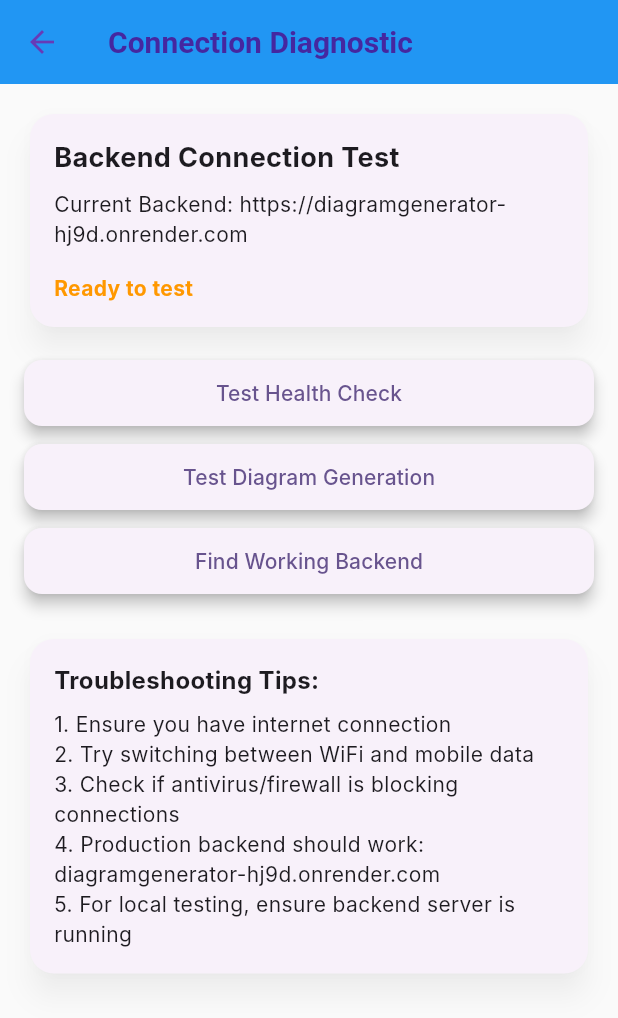
After one commit to IzzaTech-Hub/Ai-powered-Diagram-and-Content-Generator, a Flutter app: the screen it shows once a user with an empty profile is signed in, scrolled down 334 dp, after a tap on the "network check" icon, on a phone screen of 412 x 824 dp. The commit adds this screen. Shown: the top 1018 px of the screen. Run offline on Flutter 3.47's test engine with Material 3 defaults, Android fonts, the phone set to English and light mode, and no system bars; our stand-ins replace cloud_firestore, firebase_auth, firebase_core, flutter_svg, google_fonts, pdf and 2 more; missing offline and left inert: dart:html; accounts and stored records are empty; network calls fail; Roboto replaces fonts that are missing (Inter).

Commit message:
final commit

```diff
--- a/lib/main.dart
+++ b/lib/main.dart
@@ -3,6 +3,7 @@ import 'package:flutter/material.dart';
 import 'package:firebase_core/firebase_core.dart';
 import 'package:firebase_auth/firebase_auth.dart';
 import 'package:my_flutter_app/screens/login_screen.dart';
+import 'package:my_flutter_app/widgets/connection_test_widget.dart';
 import 'screens/content_generator_screen.dart';
 import 'screens/document_generator_screen.dart';
 import 'constants/app_theme.dart';
@@ -73,6 +74,18 @@ class _MainNavigationScreenState extends State<MainNavigationScreen> {
         title: const Text('AI Content Generator Pro'),
         actions: [
           IconButton(
+            icon: const Icon(Icons.network_check),
+            onPressed: () {
+              Navigator.push(
+                context,
+                MaterialPageRoute(
+                  builder: (context) => const ConnectionTestWidget(),
+                ),
+              );
+            },
+            tooltip: 'Test Connection',
+          ),
+          IconButton(
             icon: const Icon(Icons.logout),
             onPressed: () async {
               await FirebaseAuth.instance.signOut();
--- a/lib/services/api_service.dart
+++ b/lib/services/api_service.dart
@@ -8,84 +8,127 @@ import '../models/napkin_template.dart';
 import '../widgets/mind_map_template_selector.dart';
 
 class ApiService {
-  // Production and development URLs to try
+  // Backend URLs prioritized for production APK distribution
   static final List<String> _possibleUrls = [
-    'https://diagramgenerator-hj9d.onrender.com', // Production backend - prioritize production
-    'http://127.0.0.1:5000', // Local development
-    'http://localhost:5000', // Local development
-    'http://192.168.100.7:5000', // Network IP from current logs
-    'http://10.0.2.2:5000', // Android emulator
+    'https://diagramgenerator-hj9d.onrender.com', // Production - REQUIRED for APK
+    'https://your-app.railway.app', // Alternative production
+    'http://127.0.0.1:5000', // Local development only
+    'http://10.0.2.2:5000', // Android emulator only
+    'http://localhost:5000', // Local development alternative
   ];
 
   static String _baseUrl =
-      'https://diagramgenerator-hj9d.onrender.com'; // Production backend first
+      'https://diagramgenerator-hj9d.onrender.com'; // Production first for APK
 
-  // Initialize API service
+  // Initialize API service with connection test
   static void initialize() {
-    print('API Service initialized with endpoint: $_baseUrl');
+    print('🚀 API Service initialized with endpoint: $_baseUrl');
+    print('🔍 Testing connection...');
+
+    // Test connection in background
+    _testConnectionInBackground();
+  }
+
+  static void _testConnectionInBackground() async {
+    try {
+      final response = await http
+          .get(Uri.parse('$_baseUrl/health'))
+          .timeout(const Duration(seconds: 5));
+
+      if (response.statusCode == 200) {
+        final healthData = json.decode(response.body);
+        print('✅ Connected to backend successfully');
+        print('🤖 AI service status: ${healthData['groq_client']}');
+      } else {
+        print('⚠️ Backend responded with status: ${response.statusCode}');
+        findWorkingBackend();
+      }
+    } catch (e) {
+      print('🔄 Initial connection failed, will try alternatives when needed');
+      print('💡 Error: ${e.toString().substring(0, 100)}...');
+    }
   }
 
   // Get the current base URL
   static String get baseUrl => _baseUrl;
 
-  // Find working backend URL
+  // Find working backend URL with better error handling
   static Future<String?> findWorkingBackend() async {
+    print('🔍 Searching for working backend...');
+
     for (String url in _possibleUrls) {
       try {
+        print('🔗 Trying: $url');
         final response = await http
             .get(Uri.parse('$url/health'))
-            .timeout(const Duration(seconds: 3));
+            .timeout(const Duration(seconds: 5));
 
         if (response.statusCode == 200) {
-          print('Found working backend at: $url');
+          final healthData = json.decode(response.body);
+          print('✅ Found working backend at: $url');
+          print('📊 Server status: ${healthData['status']}');
+          print('🤖 AI service: ${healthData['groq_client']}');
           _baseUrl = url;
           return url;
+        } else {
+          print('❌ $url returned status: ${response.statusCode}');
         }
       } catch (e) {
-        print('Failed to connect to $url: $e');
+        print('💥 Failed to connect to $url: ${e.toString().substring(0, 100)}...');
       }
     }
+
+    print('🔴 No working backend found!');
     return null;
   }
 
   Future<bool> checkBackendHealth() async {
+    print('🏥 Checking backend health at: $_baseUrl');
+
     try {
       // First try current URL
       final response = await http
           .get(Uri.parse('$_baseUrl/health'))
-          .timeout(const Duration(seconds: 5));
+          .timeout(const Duration(seconds: 8));
 
       if (response.statusCode == 200) {
-        print('Backend health check successful at $_baseUrl');
+        final healthData = json.decode(response.body);
+        print('✅ Backend health check successful at $_baseUrl');
+        print('📊 Status: ${healthData['status']}');
+        print('🤖 AI service: ${healthData['groq_client']}');
+        print('⏰ Server time: ${healthData['timestamp']}');
         return true;
       } else {
-        print('Backend health check returned status: ${response.statusCode}');
+        print('⚠️ Backend health check returned status: ${response.statusCode}');
         // Try to find working backend
         final workingUrl = await findWorkingBackend();
         return workingUrl != null;
       }
     } catch (e) {
-      print('Backend health check failed: $e');
+      print('💥 Backend health check failed: ${e.toString()}');
 
       // Provide specific guidance based on error type
-      if (e.toString().contains('Connection refused') || e.toString().contains('Failed host lookup')) {
-        print('Local backend server is not running. To start it:');
-        print('1. Open terminal and navigate to backend/ directory');
-        print('2. Run: pip install -r requirements.txt');
-        print('3. Set GROQ_API_KEY environment variable');
-        print('4. Run: python app.py');
+      if (e.toString().contains('Connection refused') ||
+          e.toString().contains('Failed host lookup') ||
+          e.toString().contains('SocketException')) {
+        print('🔌 Network connection issue detected');
+        print('💡 Trying alternative backends...');
       } else if (e.toString().contains('timeout')) {
-        print('Backend request timed out. The server might be overloaded.');
+        print('⏰ Backend request timed out - server might be overloaded');
+        print('💡 Trying alternative backends...');
+      } else {
+        print('🔧 Unknown connection error: ${e.toString()}');
       }
 
       // Try to find working backend
       final workingUrl = await findWorkingBackend();
       if (workingUrl != null) {
-        print('Found alternative backend at: $workingUrl');
+        print('🎯 Successfully switched to alternative backend: $workingUrl');
         return true;
+      } else {
+        print('🔴 All backends are unreachable');
+        return false;
       }
-
-      return false;
     }
   }
 
@@ -241,26 +284,75 @@ class ApiService {
     required String userInput,
     required NapkinTemplate napkinTemplate,
   }) async {
+    print('🎨 Generating diagram: ${napkinTemplate.napkinType} for "$userInput"');
+    print('🔗 Using backend: $_baseUrl');
+
     try {
+      final requestData = {
+        'userInput': userInput,
+        'napkinTemplate': napkinTemplate.toJson(),
+      };
+
+      print('📤 Sending request to: $_baseUrl/generate_napkin_diagram');
+      print('📊 Request payload: ${json.encode(requestData).substring(0, 100)}...');
+
       final response = await http
           .post(
             Uri.parse('$_baseUrl/generate_napkin_diagram'),
-            headers: {'Content-Type': 'application/json'},
-            body: json.encode({
-              'userInput': userInput,
-              'napkinTemplate': napkinTemplate.toJson(),
-            }),
+            headers: {
+              'Content-Type': 'application/json',
+              'Accept': 'application/json',
+            },
+            body: json.encode(requestData),
           )
           .timeout(const Duration(seconds: 120));
 
+      print('📥 Response status: ${response.statusCode}');
+      print('📏 Response size: ${response.body.length} chars');
+
       if (response.statusCode == 200) {
         final Map<String, dynamic> responseData = json.decode(response.body);
+        print('✅ Diagram generated successfully');
+        print('🎯 Content type: ${responseData['isDiagram'] ? 'SVG Diagram' : 'Text Content'}');
         return GeneratedContent.fromJson(responseData);
       } else {
-        throw Exception('Error from backend: ${response.statusCode}');
+        print('❌ Backend error: ${response.statusCode}');
+        print('📄 Error response: ${response.body.substring(0, 200)}...');
+
+        // Try alternative backend
+        print('🔄 Trying alternative backend...');
+        final workingUrl = await findWorkingBackend();
+        if (workingUrl != null && workingUrl != _baseUrl) {
+          print('🎯 Retrying with: $workingUrl');
+          return generateNapkinDiagram(
+            userInput: userInput,
+            napkinTemplate: napkinTemplate,
+          );
+        }
+
+        throw Exception('Backend error: ${response.statusCode} - ${response.body}');
       }
     } catch (e) {
-      throw Exception('Connection error: $e');
+      print('💥 Connection error: ${e.toString()}');
+
+      if (e.toString().contains('Backend error')) {
+        rethrow; // Re-throw backend errors
+      }
+
+      // Try alternative backend for connection errors
+      if (!e.toString().contains('Retrying with')) {
+        print('🔄 Trying alternative backend due to connection error...');
+        final workingUrl = await findWorkingBackend();
+        if (workingUrl != null && workingUrl != _baseUrl) {
+          print('🎯 Retrying with: $workingUrl');
+          return generateNapkinDiagram(
+            userInput: userInput,
+            napkinTemplate: napkinTemplate,
+          );
+        }
+      }
+
+      throw Exception('Unable to connect to diagram generation service. Please check your internet connection and try again.');
     }
   }
 
--- /dev/null
+++ b/lib/widgets/connection_test_widget.dart
@@ -0,0 +1,225 @@
+import 'package:flutter/material.dart';
+import '../services/api_service.dart';
+import '../models/napkin_template.dart';
+
+class ConnectionTestWidget extends StatefulWidget {
+  const ConnectionTestWidget({super.key});
+
+  @override
+  State<ConnectionTestWidget> createState() => _ConnectionTestWidgetState();
+}
+
+class _ConnectionTestWidgetState extends State<ConnectionTestWidget> {
+  String _status = 'Ready to test';
+  bool _isLoading = false;
+  String _details = '';
+
+  @override
+  Widget build(BuildContext context) {
+    return Scaffold(
+      appBar: AppBar(
+        title: const Text('Connection Diagnostic'),
+        backgroundColor: Colors.blue,
+      ),
+      body: Padding(
+        padding: const EdgeInsets.all(16.0),
+        child: Column(
+          crossAxisAlignment: CrossAxisAlignment.stretch,
+          children: [
+            Card(
+              child: Padding(
+                padding: const EdgeInsets.all(16.0),
+                child: Column(
+                  crossAxisAlignment: CrossAxisAlignment.start,
+                  children: [
+                    const Text(
+                      'Backend Connection Test',
+                      style: TextStyle(
+                        fontSize: 18,
+                        fontWeight: FontWeight.bold,
+                      ),
+                    ),
+                    const SizedBox(height: 8),
+                    Text('Current Backend: ${ApiService.baseUrl}'),
+                    const SizedBox(height: 16),
+                    Text(
+                      _status,
+                      style: TextStyle(
+                        color: _status.contains('✅')
+                            ? Colors.green
+                            : _status.contains('❌')
+                                ? Colors.red
+                                : Colors.orange,
+                        fontWeight: FontWeight.bold,
+                      ),
+                    ),
+                    if (_details.isNotEmpty) ...[
+                      const SizedBox(height: 8),
+                      Container(
+                        padding: const EdgeInsets.all(8),
+                        decoration: BoxDecoration(
+                          color: Colors.grey[100],
+                          borderRadius: BorderRadius.circular(4),
+                        ),
+                        child: Text(
+                          _details,
+                          style: const TextStyle(fontSize: 12),
+                        ),
+                      ),
+                    ],
+                  ],
+                ),
+              ),
+            ),
+            const SizedBox(height: 16),
+            ElevatedButton(
+              onPressed: _isLoading ? null : _testHealthCheck,
+              child: _isLoading
+                  ? const CircularProgressIndicator()
+                  : const Text('Test Health Check'),
+            ),
+            const SizedBox(height: 8),
+            ElevatedButton(
+              onPressed: _isLoading ? null : _testDiagramGeneration,
+              child: _isLoading
+                  ? const CircularProgressIndicator()
+                  : const Text('Test Diagram Generation'),
+            ),
+            const SizedBox(height: 8),
+            ElevatedButton(
+              onPressed: _isLoading ? null : _testFindBackend,
+              child: _isLoading
+                  ? const CircularProgressIndicator()
+                  : const Text('Find Working Backend'),
+            ),
+            const SizedBox(height: 24),
+            const Card(
+              child: Padding(
+                padding: EdgeInsets.all(16.0),
+                child: Column(
+                  crossAxisAlignment: CrossAxisAlignment.start,
+                  children: [
+                    Text(
+                      'Troubleshooting Tips:',
+                      style: TextStyle(
+                        fontSize: 16,
+                        fontWeight: FontWeight.bold,
+                      ),
+                    ),
+                    SizedBox(height: 8),
+                    Text('1. Ensure you have internet connection'),
+                    Text('2. Try switching between WiFi and mobile data'),
+                    Text('3. Check if antivirus/firewall is blocking connections'),
+                    Text('4. Production backend should work: diagramgenerator-hj9d.onrender.com'),
+                    Text('5. For local testing, ensure backend server is running'),
+                  ],
+                ),
+              ),
+            ),
+          ],
+        ),
+      ),
+    );
+  }
+
+  Future<void> _testHealthCheck() async {
+    setState(() {
+      _isLoading = true;
+      _status = 'Testing health check...';
+      _details = '';
+    });
+
+    try {
+      final apiService = ApiService();
+      final isHealthy = await apiService.checkBackendHealth();
+
+      setState(() {
+        _status = isHealthy
+            ? '✅ Health check passed'
+            : '❌ Health check failed';
+        _details = 'Backend URL: ${ApiService.baseUrl}';
+      });
+    } catch (e) {
+      setState(() {
+        _status = '❌ Health check error';
+        _details = 'Error: ${e.toString()}';
+      });
+    } finally {
+      setState(() {
+        _isLoading = false;
+      });
+    }
+  }
+
+  Future<void> _testDiagramGeneration() async {
+    setState(() {
+      _isLoading = true;
+      _status = 'Testing diagram generation...';
+      _details = '';
+    });
+
+    try {
+      final apiService = ApiService();
+      final napkinTemplate = NapkinTemplate(
+        id: 'test-flowchart',
+        name: 'Test Flowchart',
+        description: 'Test diagram',
+        napkinType: 'flowchart',
+        promptInstruction: 'Create a simple flowchart for [USER_INPUT]',
+        icon: Icons.account_tree,
+        color: Colors.blue,
+        gradientColors: [Colors.blue, Colors.lightBlue],
+      );
+
+      final result = await apiService.generateNapkinDiagram(
+        userInput: 'Test diagram generation process',
+        napkinTemplate: napkinTemplate,
+      );
+
+      setState(() {
+        _status = '✅ Diagram generation successful';
+        _details = 'Generated content: ${result.content.substring(0, 100)}...';
+      });
+    } catch (e) {
+      setState(() {
+        _status = '❌ Diagram generation failed';
+        _details = 'Error: ${e.toString()}';
+      });
+    } finally {
+      setState(() {
+        _isLoading = false;
+      });
+    }
+  }
+
+  Future<void> _testFindBackend() async {
+    setState(() {
+      _isLoading = true;
+      _status = 'Searching for working backend...';
+      _details = '';
+    });
+
+    try {
+      final workingUrl = await ApiService.findWorkingBackend();
+
+      setState(() {
+        if (workingUrl != null) {
+          _status = '✅ Found working backend';
+          _details = 'Working URL: $workingUrl';
+        } else {
+          _status = '❌ No working backend found';
+          _details = 'All tested URLs are unreachable';
+        }
+      });
+    } catch (e) {
+      setState(() {
+        _status = '❌ Backend search error';
+        _details = 'Error: ${e.toString()}';
+      });
+    } finally {
+      setState(() {
+        _isLoading = false;
+      });
+    }
+  }
+}
--- a/pubspec.yaml
+++ b/pubspec.yaml
@@ -19,7 +19,7 @@ publish_to: "none" # Remove this line if you wish to publish to pub.dev
 version: 1.0.0+1
 
 environment:
-    sdk: ">=3.0.6 <4.0.0"
+  sdk: ^3.7.0
 
 # Dependencies specify other packages that your package needs in order to work.
 # To automatically upgrade your package dependencies to the latest versions
```
Also changed, not shown: lib/screens/content_generator_screen.dart (+16 -36 lines), firebase.json, lib/firebase_options.dart, 7 other files.
